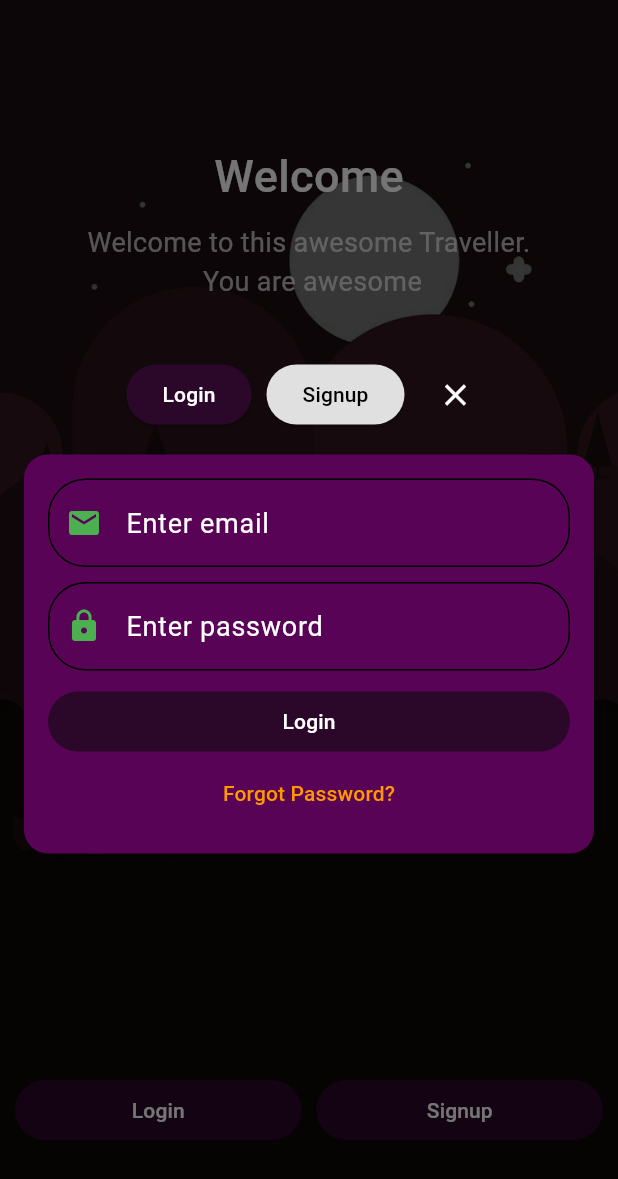
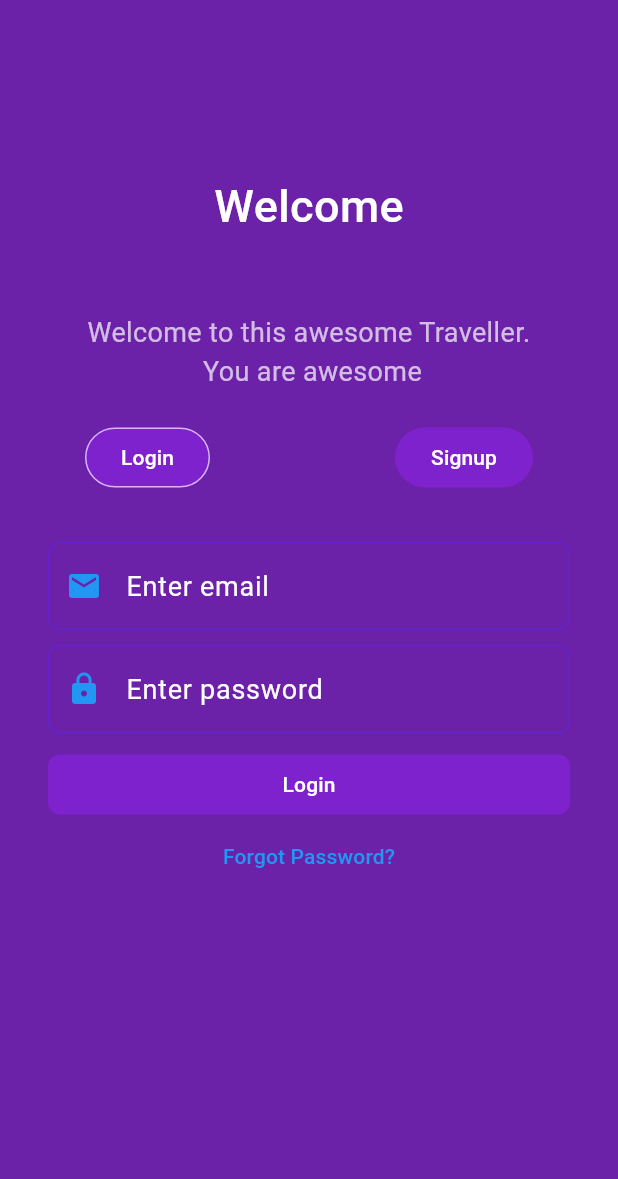
Before and after one commit to Uday-kiran9147/Traveller, a Flutter app: the screen it shows after launch, after a tap on "Login", on a phone screen of 412 x 824 dp. Shown: the top 1179 px of the screen. Run offline on Flutter 3.47's test engine with Material 3 defaults, Android fonts, the phone set to English and light mode, and no system bars; our stand-ins replace animated_text_kit, bloc, cloud_firestore, equatable, firebase_auth, firebase_core and 7 more; missing offline and left inert: firebase_in_app_messaging; accounts and stored records are empty.

Commit message:
Refactor: update auth design - AppTheme colors and update UI components for consistency

```diff
--- a/lib/config/theme/apptheme.dart
+++ b/lib/config/theme/apptheme.dart
@@ -2,9 +2,13 @@ import 'package:flutter/material.dart';
 
 class AppTheme {
   static Color universalcolor = Colors.white;
-  static Color appThemeOrange = const Color(0xffFF7029);
+  static Color appThemeOrange = const Color.fromARGB(255, 100, 34, 206);
   static Color primaryThemeDark = Color(0xff1B1E28);
+  static Color d = const Color(0xffD8B4FE);
+  static var background  = Color(0xff6B21A8);// background
+  static var border  = Color(0xff9333EA);// border
+  static var buttonBackground  = Color(0xff7E22CE);// background
   static Color primaryBackgroundLight = Color.fromARGB(255, 255, 255, 255);
   // static Color primaryColor = const Color(0xff0D6EFD);
-  static Color primaryColor = Colors.amber;
+  static Color primaryColor = Colors.blue;
 }
--- a/lib/main.dart
+++ b/lib/main.dart
@@ -16,6 +16,7 @@ import 'package:traveler/utils/routes/app_routes.dart';
 import './firebase_options.dart';
 import 'package:firebase_auth/firebase_auth.dart';
 import 'package:firebase_in_app_messaging/firebase_in_app_messaging.dart';
+
 void main() async {
   WidgetsFlutterBinding.ensureInitialized();
   if (kIsWeb) {
@@ -71,6 +72,15 @@ class _MyAppState extends State<MyApp> {
       ],
       child: MaterialApp(
           theme: ThemeData(
+            elevatedButtonTheme: ElevatedButtonThemeData(
+                style: ElevatedButton.styleFrom(
+              shape: RoundedRectangleBorder(
+                borderRadius: BorderRadius.circular(8.0),
+              ),
+              backgroundColor: AppTheme.buttonBackground,
+              foregroundColor: Colors.white,
+              elevation: 0,
+            )),
             // Define the default brightness and colors.
             // brightness: Brightness.dark,
             scaffoldBackgroundColor: AppTheme.primaryBackgroundLight,
@@ -117,7 +127,8 @@ class _MyAppState extends State<MyApp> {
                   color: Colors.black,
                   fontWeight: FontWeight.w400),
             ),
-          ),debugShowCheckedModeBanner: false,
+          ),
+          debugShowCheckedModeBanner: false,
           scrollBehavior: const ScrollBehavior(),
           home: FutureBuilder(
             future: FirebaseAuth.instance.authStateChanges().first,
@@ -129,7 +140,7 @@ class _MyAppState extends State<MyApp> {
               if (!snapshot.hasData) {
                 return const AuthenticationScreen();
               }
-              return const   HomeBloc();
+              return const HomeBloc();
             },
           ),
 
--- a/lib/presentation/pages/auth/ui/widgets/account_ui.dart
+++ b/lib/presentation/pages/auth/ui/widgets/account_ui.dart
@@ -1,4 +1,5 @@
 import 'package:flutter/material.dart';
+import 'package:traveler/config/theme/apptheme.dart';
 import 'package:traveler/presentation/pages/auth/cubit/auth_cubit_cubit.dart';
 import 'loginform.dart';
 import 'signinform.dart';
@@ -15,13 +16,11 @@ class AuthAccounts extends StatefulWidget {
 }
 
 class _AuthAccountsState extends State<AuthAccounts> {
-  late bool formVisible;
   int? _formsIndex;
 
   @override
   void initState() {
     super.initState();
-    formVisible = false;
     _formsIndex = 1;
   }
 
@@ -29,27 +28,13 @@ class _AuthAccountsState extends State<AuthAccounts> {
   Widget build(BuildContext context) {
     return Scaffold(
       body: Container(
-      decoration: const BoxDecoration(
-          // image: DecorationImage(
-          //   image: AssetImage(room4),
-          //   fit: BoxFit.cover,
-          // ),
-          ),
-      child: Stack(
-        children: <Widget>[
-          SizedBox(
         height: double.infinity,
-            width: double.infinity,
-            child: Image.asset('assets/onb1.jpg',fit: BoxFit.cover,),
-          ),
-          Container(
-            color: Colors.black54,
+        color: AppTheme.background,
+        child: SingleChildScrollView(
           child: Column(
+            spacing: 20,
             children: <Widget>[
               const SizedBox(height: kToolbarHeight + 40),
-                const Expanded(
-                  child: Column(
-                    children: <Widget>[
               Text(
                 "Welcome",
                 style: TextStyle(
@@ -67,98 +52,24 @@ class _AuthAccountsState extends State<AuthAccounts> {
                 ),
                 textAlign: TextAlign.center,
               ),
-                    ],
-                  ),
-                ),
-                const SizedBox(height: 10.0),
-                Row(
-                  children: <Widget>[
-                    const SizedBox(width: 10.0),
-                    Expanded(
-                      child: ElevatedButton(key: const Key('loginButton'),
-                        style: ElevatedButton.styleFrom(
-                          backgroundColor:  const Color.fromARGB(255, 43, 8, 42),
-                          foregroundColor: Colors.white,
-                          elevation: 0,
-                          shape: RoundedRectangleBorder(
-                            borderRadius: BorderRadius.circular(20.0),
-                          ),
-                        ),
-                        child: const Text("Login"),
-                        onPressed: () {
-                          setState(() {
-                            formVisible = true;
-                            _formsIndex = 1;
-                          });
-                        },
-                      ),
-                    ),
-                    const SizedBox(width: 10.0),
-                    Expanded(
-                      child: ElevatedButton(
-                        style: ElevatedButton.styleFrom(
-                          backgroundColor:  const Color.fromARGB(255, 43, 8, 42),
-                          foregroundColor: Colors.white,
-                          elevation: 0,
-                          shape: RoundedRectangleBorder(
-                            borderRadius: BorderRadius.circular(20.0),
-                          ),
-                        ),
-                        child: const Text("Signup"),
-                        onPressed: () {
-                          setState(() {
-                            formVisible = true;
-                            _formsIndex = 2;
-                          });
-                        },
-                      ),
-                    ),
-                    const SizedBox(width: 10.0),
-                  ],
-                ),
-                const SizedBox(height: 40.0),
-                // OutlinedButton.icon(
-                //   style: OutlinedButton.styleFrom(
-                //     side: const BorderSide(color: Colors.red),
-                //     backgroundColor: Colors.red,
-                //     foregroundColor: Colors.white,
-                //     shape: RoundedRectangleBorder(
-                //       borderRadius: BorderRadius.circular(20.0),
-                //     ),
-                //   ),
-                //   icon: const Icon(Icons.add),
-                //   label: const Text("Continue with Google"),
-                //   onPressed: () {
-                //     // googleAuth.signInWithGoogle();
-                //   },
-                // ),
-                const SizedBox(height: 20.0),
-              ],
-            ),
-          ),
               AnimatedSwitcher(
                 duration: const Duration(milliseconds: 200),
-            child: (!formVisible)
-                ? null
-                : Container(
-                    color: Colors.black54,
-                    alignment: Alignment.center,
                 child: Column(
                   mainAxisSize: MainAxisSize.min,
                   children: <Widget>[
                     Row(
-                          mainAxisAlignment: MainAxisAlignment.center,
+                      mainAxisAlignment: MainAxisAlignment.spaceEvenly,
                       children: <Widget>[
                         ElevatedButton(
                           style: ElevatedButton.styleFrom(
-                                foregroundColor: _formsIndex == 1
-                                    ? Colors.white
-                                    : Colors.black,
-                                backgroundColor: _formsIndex == 1
-                                    ?  const Color.fromARGB(255, 43, 8, 42)
-                                    : Colors.grey[300],
+                            foregroundColor:Colors.white,
+                            backgroundColor:  AppTheme.buttonBackground,
                             shape: RoundedRectangleBorder(
-                                    borderRadius: BorderRadius.circular(20.0)),
+                              side: _formsIndex == 1
+                                  ? BorderSide(color: AppTheme.d)
+                                  : BorderSide.none,
+                              borderRadius: BorderRadius.circular(20.0),
+                            ),
                           ),
                           child: const Text("Login"),
                           onPressed: () {
@@ -170,14 +81,14 @@ class _AuthAccountsState extends State<AuthAccounts> {
                         const SizedBox(width: 10.0),
                         ElevatedButton(
                           style: ElevatedButton.styleFrom(
-                                foregroundColor: _formsIndex == 2
-                                    ? Colors.white
-                                    : Colors.black,
-                                backgroundColor: _formsIndex == 2
-                                    ?  const Color.fromARGB(255, 43, 8, 42)
-                                    : Colors.grey[300],
+                            foregroundColor: Colors.white,
+                            backgroundColor: AppTheme.buttonBackground,
                             shape: RoundedRectangleBorder(
-                                    borderRadius: BorderRadius.circular(20.0)),
+                              side: _formsIndex == 2
+                                  ? BorderSide(color: AppTheme.d)
+                                  : BorderSide.none,
+                              borderRadius: BorderRadius.circular(20.0),
+                            ),
                           ),
                           child: const Text("Signup"),
                           onPressed: () {
@@ -186,16 +97,6 @@ class _AuthAccountsState extends State<AuthAccounts> {
                             });
                           },
                         ),
-                            const SizedBox(width: 10.0),
-                            IconButton(
-                              color: Colors.white,
-                              icon: const Icon(Icons.clear),
-                              onPressed: () {
-                                setState(() {
-                                  formVisible = false;
-                                });
-                              },
-                            )
                       ],
                     ),
                     AnimatedSwitcher(
@@ -208,10 +109,11 @@ class _AuthAccountsState extends State<AuthAccounts> {
                     )
                   ],
                 ),
-                  ),
               )
             ],
           ),
-    ));
+        ),
+      ),
+    );
   }
 }
--- a/lib/presentation/pages/auth/ui/widgets/loginform.dart
+++ b/lib/presentation/pages/auth/ui/widgets/loginform.dart
@@ -1,8 +1,8 @@
 // ignore_for_file: public_member_api_docs, sort_constructors_first
 import 'package:flutter/material.dart';
 import 'package:flutter_bloc/flutter_bloc.dart';
+import 'package:traveler/config/theme/apptheme.dart';
 
-import 'package:traveler/domain/usecases/reset_password.dart';
 import 'package:traveler/presentation/pages/auth/cubit/auth_cubit_cubit.dart';
 
 class LoginForm extends StatefulWidget {
@@ -30,26 +30,31 @@ class _LoginFormState extends State<LoginForm> {
     return Container(
       margin: const EdgeInsets.all(16.0),
       decoration: BoxDecoration(
-        color: const Color.fromARGB(255, 88, 3, 85),
+        color: AppTheme.background,
         borderRadius: BorderRadius.circular(16.0),
       ),
       child: ListView(
         shrinkWrap: true,
         padding: const EdgeInsets.all(16.0),
         children: <Widget>[
-          TextFieldCustom(controller: _emailController,hint:"Enter email",icon: Icons.email,key: emailKey,),
+          TextFieldCustom(
+            controller: _emailController,
+            hint: "Enter email",
+            icon: Icons.email,
+            key: emailKey,
+          ),
           const SizedBox(height: 10.0),
-          TextFieldCustom(controller: _passwordController,hint:"Enter password",icon: Icons.lock,obscureText: true,key: passwordKey,),
+          TextFieldCustom(
+            controller: _passwordController,
+            hint: "Enter password",
+            icon: Icons.lock,
+            obscureText: true,
+            key: passwordKey,
+          ),
           const SizedBox(height: 10.0),
-          ElevatedButton(key: const Key('login'),
-            style: ElevatedButton.styleFrom(
-              backgroundColor: const Color.fromARGB(255, 43, 8, 42),
-              foregroundColor: Colors.white,
-              elevation: 0,
-              shape: RoundedRectangleBorder(
-                borderRadius: BorderRadius.circular(20.0),
-              ),
-            ),
+          ElevatedButton(
+            key: const Key('login'),
+            style: ElevatedButton.styleFrom(),
             child: const Text("Login"),
             onPressed: () async {
               BlocProvider.of<AuthCubitCubit>(context).authLoginEvent(
@@ -62,30 +67,11 @@ class _LoginFormState extends State<LoginForm> {
                 showresetfield = !showresetfield;
               });
             },
-              child: const Text("Forgot Password?",style: TextStyle(color: Colors.orange),)),
-          showresetfield
-              ? Column(
-                  children: [
-          TextFieldCustom(controller: _resetEmailController,hint:"Enter reset-email",icon: Icons.restore,),
-                    ElevatedButton(
-                        style: ElevatedButton.styleFrom(
-                          backgroundColor: Colors.green,
-                          foregroundColor: Colors.white,
-                          elevation: 0,
-                          shape: RoundedRectangleBorder(
-                            borderRadius: BorderRadius.circular(20.0),
+            child: const Text(
+              "Forgot Password?",
+              style: TextStyle(),
             ),
           ),
-                        child: const Text("Reset Password"),
-                        onPressed: () {
-                          ResetPassword resetPassword =
-                              ResetPassword(_resetEmailController.text);
-                          resetPassword.resetPassword();
-                          // print("Password reset link sent to your email");
-                        })
-                  ],
-                )
-              : Container(),
         ],
       ),
     );
@@ -93,14 +79,13 @@ class _LoginFormState extends State<LoginForm> {
 }
 
 class TextFieldCustom extends StatelessWidget {
-
   final TextEditingController controller;
   final String hint;
   final IconData icon;
   final bool obscureText;
   const TextFieldCustom({
     Key? key,
-    this.obscureText=false,
+    this.obscureText = false,
     required this.controller,
     required this.hint,
     required this.icon,
@@ -108,11 +93,43 @@ class TextFieldCustom extends StatelessWidget {
 
   @override
   Widget build(BuildContext context) {
-    return TextField(obscureText:obscureText ,
+    return TextFormField(
+      obscureText: obscureText,
       controller: controller,
-      decoration:  InputDecoration(prefixIcon: Icon(icon,color: Colors.green,),
-        hintText: hint,hintStyle:const TextStyle(color: Colors.white,),
-        border:const OutlineInputBorder(borderRadius: BorderRadius.all(Radius.circular(25.0))),
+      decoration: InputDecoration(
+      prefixIcon: Icon(
+        icon,
+        color: AppTheme.primaryColor,
+      ),
+      hintText: hint,
+      hintStyle: const TextStyle(
+        color: Colors.white,
+      ),
+      border: OutlineInputBorder(
+        borderSide: const BorderSide(
+        color: Color.fromARGB(255, 253, 2, 240),
+        ),
+        borderRadius: const BorderRadius.all(
+        Radius.circular(8.0),
+        ),
+      ),
+      enabledBorder: const OutlineInputBorder(
+        borderSide: BorderSide(
+        color:  const Color.fromARGB(255, 100, 34, 206)
+        ),
+        borderRadius: BorderRadius.all(
+        Radius.circular(8.0),
+        ),
+      ),
+      focusedBorder: const OutlineInputBorder(
+        borderSide: BorderSide(
+        color:  Color.fromARGB(255, 253, 2, 240), // Set focused border color to yellow
+        width: 2.0,
+        ),
+        borderRadius: BorderRadius.all(
+        Radius.circular(8.0),
+        ),
+      ),
       ),
     );
   }
--- a/lib/presentation/pages/auth/ui/widgets/signinform.dart
+++ b/lib/presentation/pages/auth/ui/widgets/signinform.dart
@@ -1,6 +1,7 @@
 // ignore_for_file: public_member_api_docs, sort_constructors_first
 import 'package:flutter/material.dart';
 import 'package:flutter_bloc/flutter_bloc.dart';
+import 'package:traveler/config/theme/apptheme.dart';
 import 'package:traveler/presentation/pages/auth/cubit/auth_cubit_cubit.dart';
 import 'package:traveler/presentation/pages/auth/ui/widgets/loginform.dart';
 import 'package:traveler/presentation/widgets/snackbars.dart';
@@ -37,13 +38,7 @@ class _SignupFormState extends State<SignupForm> {
   Widget build(BuildContext context) {
     return Container(
       margin: const EdgeInsets.all(16.0),
-      decoration: BoxDecoration(
-        color: const Color.fromARGB(255, 88, 3, 85),
-        borderRadius: BorderRadius.circular(16.0),
-      ),
-      child: ListView(
-        shrinkWrap: true,
-        padding: const EdgeInsets.all(16.0),
+      child: Column(
         children: <Widget>[
           TextFieldCustom(controller: _emailController, hint: 'Enter email', icon: Icons.email),
           const SizedBox(height: 10.0),
@@ -55,12 +50,6 @@ class _SignupFormState extends State<SignupForm> {
           const SizedBox(height: 10.0),
           ElevatedButton(
             style: ElevatedButton.styleFrom(
-              backgroundColor: const Color.fromARGB(255, 43, 8, 42),
-              foregroundColor: Colors.white,
-              elevation: 0,
-              shape: RoundedRectangleBorder(
-                borderRadius: BorderRadius.circular(20.0),
-              ),
             ),
             child: const Text("Signup"),
             onPressed: () {
```
Lines whose indentation alone changed are shown as unchanged.
